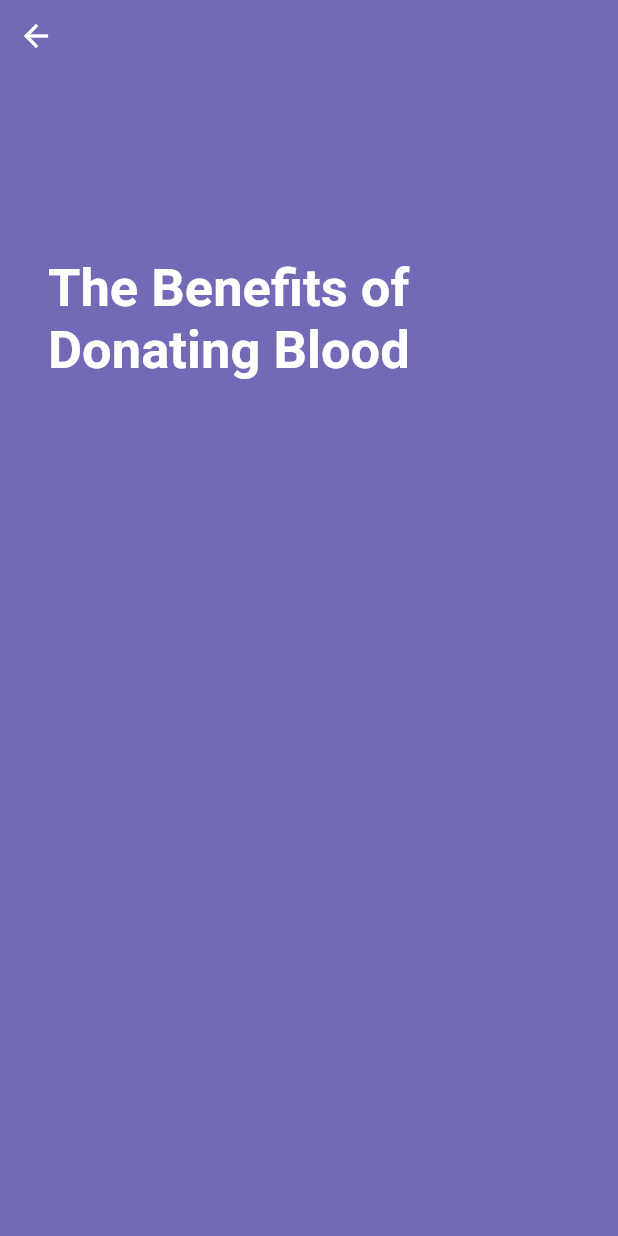
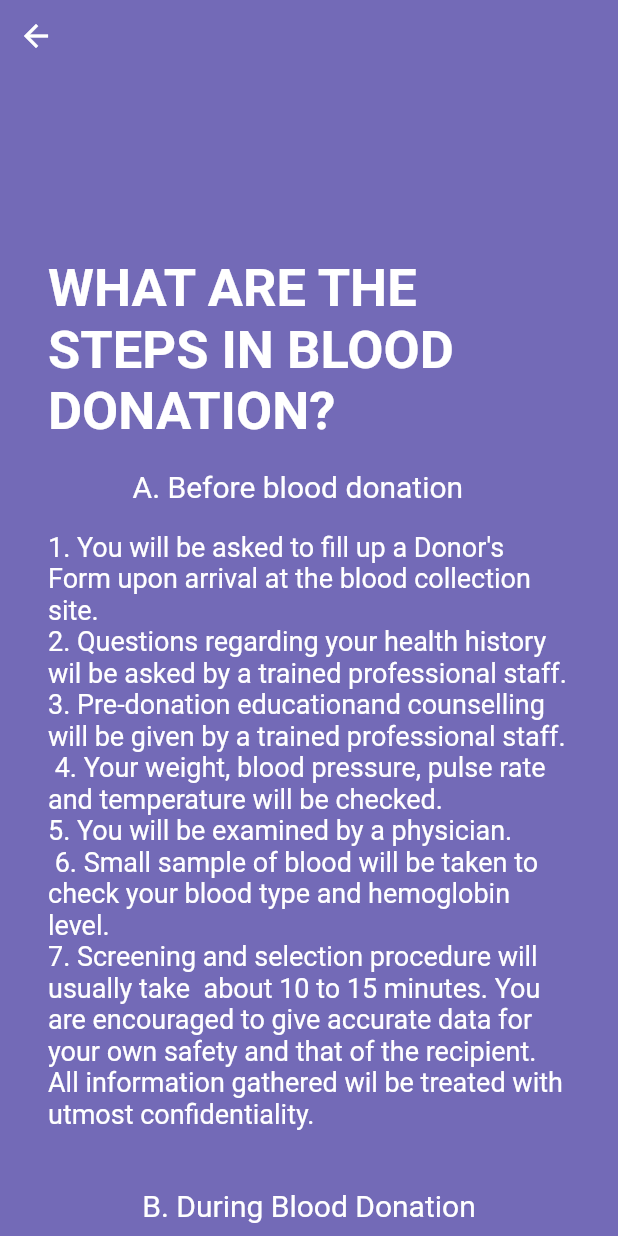
Before and after one commit to RamDio/idobloodapp, a Flutter app: the Bloodsteps screen opened directly, on a phone screen of 412 x 824 dp. Run offline on Flutter 3.47's test engine with Material 2 defaults, Android fonts, the light colour scheme and no system bars; our stand-ins replace flutter_spinkit, font_awesome_flutter, shared_preferences, webview_flutter; accounts and stored records are empty.

Commit message:
bloodstep page edit1

```diff
--- a/lib/home/bloodinfo/bloodsteps.dart
+++ b/lib/home/bloodinfo/bloodsteps.dart
@@ -46,31 +46,36 @@ class Bloodsteps extends StatelessWidget {
                           padding: const EdgeInsets.only(top: 100.0),
                           child: Column(
                             children: <Widget>[
-                              new Text("The Benefits of Donating Blood",
+                              new Text("WHAT ARE THE STEPS IN BLOOD DONATION?",
                                   style: TextStyle(
                                       color: Colors.white,
                                       fontSize: 35,
                                       fontWeight: FontWeight.bold)),
-                              // Padding(
-                              //   padding: const EdgeInsets.only(top:18.0),
-                              //   child: new Text(benefit, style: TextStyle(fontSize: 20,color:Colors.white),),
-                              // ),
-                              // Padding(
-                              //   padding: const EdgeInsets.only(top:18.0),
-                              //   child: new Text(benefit2, style: TextStyle(fontSize: 20,color:Colors.white),),
-                              // ),
-                              // Padding(
-                              //   padding: const EdgeInsets.only(top:18.0),
-                              //   child: new Text(benefit3, style: TextStyle(fontSize: 20,color:Colors.white),),
-                              // ),
-                              // Padding(
-                              //   padding: const EdgeInsets.only(top:18.0),
-                              //   child: new Text(benefit4, style: TextStyle(fontSize: 35,color:Colors.white,fontWeight: FontWeight.bold),),
-                              // ),
-                              //  Padding(
-                              //   padding: const EdgeInsets.only(top:18.0),
-                              //   child: new Text(benefit5, style: TextStyle(fontSize: 20,color:Colors.white),),
-                              // ),
+                              Padding(
+                                padding: const EdgeInsets.only(top:18.0),
+                                child: new Text(step1, style: TextStyle(fontSize: 20,color:Colors.white),),
+                              ),
+                              Padding(
+                                padding: const EdgeInsets.only(top:18.0),
+                                child: new Text(step1a, style: TextStyle(fontSize: 18,color:Colors.white),),
+                              ),
+                              Padding(
+                                padding: const EdgeInsets.only(top:18.0),
+                                child: new Text(step2, style: TextStyle(fontSize: 20,color:Colors.white),),
+                              ),
+                              Padding(
+                                padding: const EdgeInsets.only(top:18.0),
+                                child: new Text(step2a, style: TextStyle(fontSize: 18,color:Colors.white),),
+                              ),
+                              Padding(
+                                padding: const EdgeInsets.only(top:18.0),
+                                child: new Text(step3, style: TextStyle(fontSize: 20,color:Colors.white),),
+                              ),
+                              Padding(
+                                padding: const EdgeInsets.only(top:18.0),
+                                child: new Text(step3a, style: TextStyle(fontSize: 18,color:Colors.white),),
+                              ),
+
 
                             ],
                           ),
@@ -97,3 +102,27 @@ class Bloodsteps extends StatelessWidget {
             child: new BackButton(color: Colors.white),
           );
   }
+
+  String step1="A. Before blood donation   ";
+  String step1a="1. You will be asked to fill up a Donor's Form upon arrival at the blood collection site.\n"
+"2. Questions regarding your health history wil be asked by a trained professional staff. \n"
+"3. Pre-donation educationand counselling will be given by a trained professional staff. \n "
+"4. Your weight, blood pressure, pulse rate and temperature will be checked.\n"
+"5. You will be examined by a physician.  \n "
+"6. Small sample of blood will be taken to check your blood type and hemoglobin level.\n"
+"7. Screening and selection procedure will usually take  about 10 to 15 minutes."
+" You are encouraged to give accurate data for your own safety and that of the recipient."
+"  All information gathered wil be treated with utmost confidentiality.  \n";
+
+
+String step2="B. During Blood Donation";
+String step2a="1. You will be asked to lie down on the blood donor's couch for blood collection which will be done by a skilled phlebotomist.\n""\n"
+"2. The amount of blood which will be taken and will be determined by a physician. It will depend mainly on your body weight and does not exceed 450 ml.\n""\n"
+"3. This will take another 10 to 15 minutes.";
+
+String step3="C. After Blood Donation";
+String step3a="1. You will be advised to rest for 10 more minutes.\n"
+"2. Beverage and simple snacks will be served.\n"
+"3. Post-donation education  and counselling will be given by a trained professional staff.\n"
+"4. You will be advised to drink more fluids.\n"
+"5. The volume of fluids taken is completely replaced by the body within 3 to 5 hours.\n ";
```
